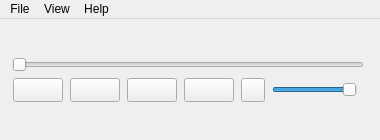
First picture: the form in musicplayer.ui, repository Erizur/FrutaGroovePlayerQt, before the edit.
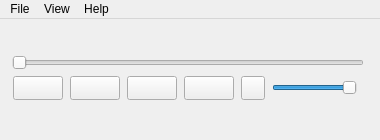
Second picture: the form after the edit. Icons and pictures are not drawn.

```diff
--- a/musicplayer.ui
+++ b/musicplayer.ui
@@ -42,7 +42,7 @@
       <x>10</x>
       <y>10</y>
       <width>356</width>
-      <height>74</height>
+      <height>73</height>
      </rect>
     </property>
     <layout class="QGridLayout" name="gridLayout">
```
Left out of the diff: 260 changed lines with no effect on the pictures.
